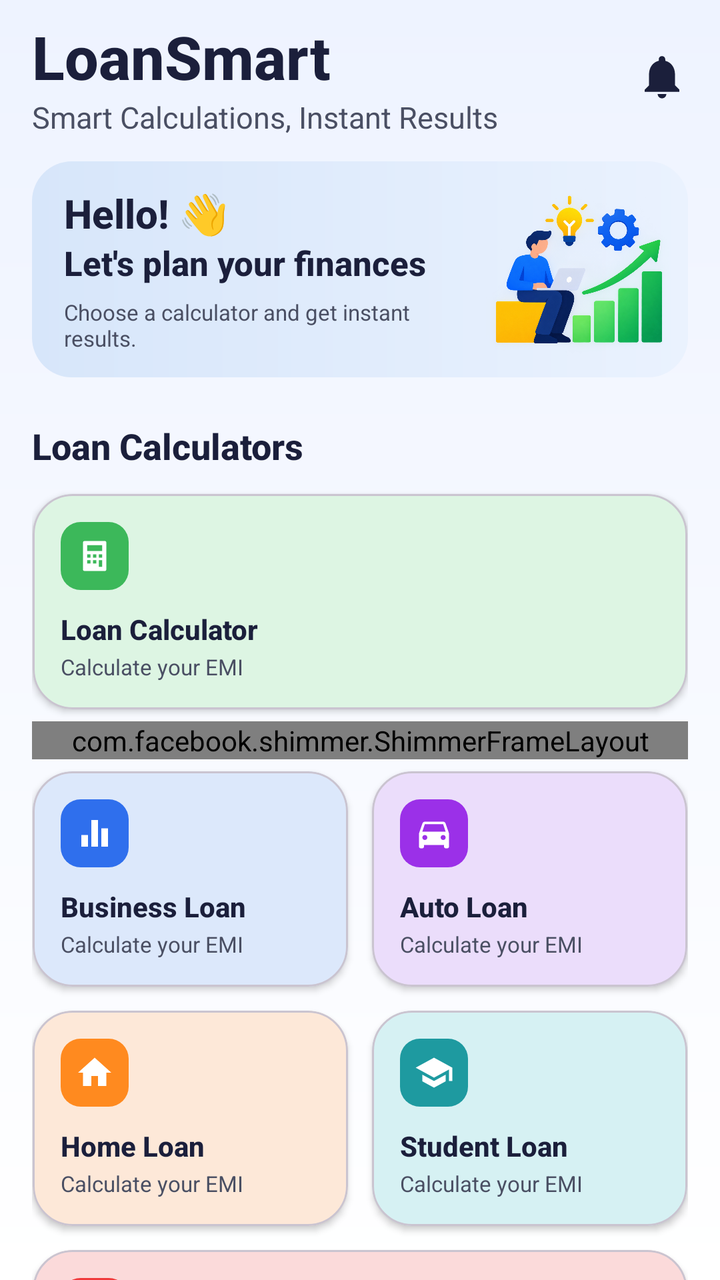
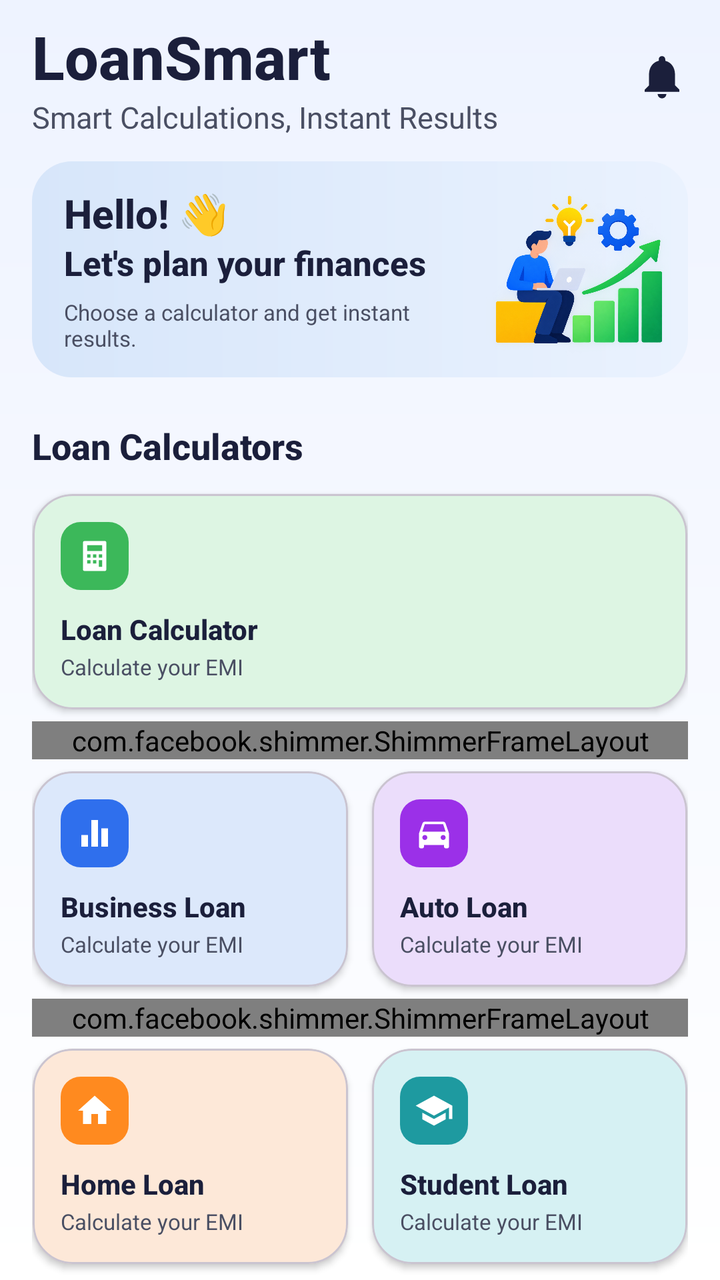

Compare the two renders of this Android layout. The source of the first and the diff that turns it into the second are given below.
<!-- AndroidManifest.xml: application theme Theme.LoanSmart -->
<!-- res/layout/fragment_home.xml -->
<?xml version="1.0" encoding="utf-8"?>
<ScrollView
    xmlns:android="http://schemas.android.com/apk/res/android"
    xmlns:app="http://schemas.android.com/apk/res-auto"
    xmlns:tools="http://schemas.android.com/tools"

    android:layout_width="match_parent"
    android:layout_height="match_parent"
    android:clipToPadding="false"
    android:overScrollMode="never"
    android:scrollbars="none"
    android:background="@drawable/bg_screen">

    <LinearLayout
        android:layout_width="match_parent"
        android:layout_height="wrap_content"
        android:clipChildren="false"
        android:orientation="vertical"
        android:paddingStart="16dp"
        android:paddingTop="8dp"
        android:paddingEnd="16dp"
        android:paddingBottom="16dp">

        <RelativeLayout
            android:layout_width="match_parent"
            android:layout_height="wrap_content">

            <LinearLayout
                android:layout_width="wrap_content"
                android:layout_height="wrap_content"
                android:layout_centerVertical="true"
                android:orientation="vertical">

                <TextView
                    android:layout_width="wrap_content"
                    android:layout_height="wrap_content"
                    android:fontFamily="sans-serif-medium"
                    android:text="@string/app_name"
                    android:textColor="@color/text_dark"
                    android:textSize="30sp"
                    android:textStyle="bold" />

                <TextView
                    android:layout_width="wrap_content"
                    android:layout_height="match_parent"
                    android:text="@string/tagline"
                    android:textColor="@color/text_secondary"
                    android:textSize="15sp" />

            </LinearLayout>

            <ImageView
                android:id="@+id/imgNotification"
                android:layout_width="26dp"
                android:layout_height="26dp"
                android:layout_alignParentEnd="true"
                android:layout_centerVertical="true"
                android:contentDescription="@string/cd_notifications"
                android:src="@drawable/ic_notification" />

        </RelativeLayout>

        <LinearLayout
            android:id="@+id/heroCard"
            android:layout_width="match_parent"
            android:layout_height="wrap_content"
            android:layout_marginTop="12dp"
            android:background="@drawable/bg_hero"
            android:gravity="center_vertical"
            android:orientation="horizontal"
            android:paddingStart="16dp"
            android:paddingTop="8dp"
            android:paddingEnd="8dp"
            android:paddingBottom="8dp">

            <LinearLayout
                android:layout_width="0dp"
                android:layout_height="wrap_content"
                android:layout_weight="1"
                android:orientation="vertical">

                <TextView
                    android:layout_width="wrap_content"
                    android:layout_height="wrap_content"
                    android:fontFamily="sans-serif-medium"
                    android:text="@string/hello"
                    android:textColor="@color/text_dark"
                    android:textSize="20sp"
                    android:textStyle="bold" />

                <TextView
                    android:layout_width="wrap_content"
                    android:layout_height="wrap_content"
                    android:fontFamily="sans-serif-medium"
                    android:text="@string/hero_title"
                    android:textColor="@color/text_dark"
                    android:textSize="17sp"
                    android:textStyle="bold" />

                <TextView
                    android:layout_width="wrap_content"
                    android:layout_height="wrap_content"
                    android:layout_marginTop="6dp"
                    android:text="@string/hero_sub"
                    android:textColor="@color/text_secondary"
                    android:textSize="11sp" />

            </LinearLayout>

            <ImageView
                android:layout_width="110dp"
                android:layout_height="92dp"
                android:contentDescription="@string/cd_illustration"
                android:scaleType="fitEnd"
                android:src="@drawable/label_ic" />

        </LinearLayout>

        <TextView
            android:layout_width="wrap_content"
            android:layout_height="wrap_content"
            android:layout_marginTop="22dp"
            android:layout_marginBottom="6dp"
            android:fontFamily="sans-serif-medium"
            android:text="@string/section_loan_calculators"
            android:textColor="@color/text_dark"
            android:textSize="18sp"
            android:textStyle="bold" />

        <LinearLayout
            android:layout_width="match_parent"
            android:layout_height="wrap_content"
            android:layout_marginStart="-6dp"
            android:layout_marginEnd="-6dp"
            android:baselineAligned="false"
            android:orientation="horizontal">


            <com.google.android.material.card.MaterialCardView
                android:id="@+id/cardLoanCalculator"
                android:layout_width="0dp"
                android:layout_height="wrap_content"
                android:layout_margin="6dp"
                android:layout_weight="1"
                android:clickable="true"
                android:focusable="true"
                android:foreground="?attr/selectableItemBackground"
                app:cardBackgroundColor="@color/card_green"
                app:cardCornerRadius="20dp"
                app:cardElevation="2dp">

                <LinearLayout
                    android:layout_width="match_parent"
                    android:layout_height="wrap_content"
                    android:orientation="vertical"
                    android:padding="14dp">

                    <FrameLayout
                        android:layout_width="34dp"
                        android:layout_height="34dp"
                        android:background="@drawable/bg_icon_box"
                        android:backgroundTint="@color/icon_green">

                        <ImageView
                            android:layout_width="20dp"
                            android:layout_height="20dp"
                            android:layout_gravity="center"
                            android:importantForAccessibility="no"
                            android:src="@drawable/ic_calculator" />

                    </FrameLayout>

                    <TextView
                        android:layout_width="wrap_content"
                        android:layout_height="wrap_content"
                        android:layout_marginTop="10dp"
                        android:fontFamily="sans-serif-medium"
                        android:text="@string/loan_calculator"
                        android:textColor="@color/text_dark"
                        android:textSize="14sp"
                        android:textStyle="bold" />

                    <TextView
                        android:layout_width="wrap_content"
                        android:layout_height="wrap_content"
                        android:layout_marginTop="2dp"
                        android:text="@string/calculate_emi"
                        android:textColor="@color/text_secondary"
                        android:textSize="11sp" />

                </LinearLayout>

            </com.google.android.material.card.MaterialCardView>

        </LinearLayout>

        <FrameLayout
            android:id="@+id/setting_native_layout"
            android:layout_width="match_parent"
            android:layout_height="wrap_content">

            <include
                android:id="@+id/native_shimmer_layout"
                layout="@layout/shimmer_native_medium" />

        </FrameLayout>
        <LinearLayout
            android:layout_width="match_parent"
            android:layout_height="wrap_content"
            android:layout_marginStart="-6dp"
            android:layout_marginEnd="-6dp"
            android:baselineAligned="false"
            android:orientation="horizontal">

            <com.google.android.material.card.MaterialCardView
                 android:id="@+id/cardBusinessLoan"
                 android:layout_width="0dp"
                 android:layout_height="wrap_content"
                 android:layout_margin="6dp"
                 android:layout_weight="1"
                 android:clickable="true"
                 android:focusable="true"
                 android:foreground="?attr/selectableItemBackground"
                 app:cardBackgroundColor="@color/card_blue"
                 app:cardCornerRadius="20dp"
                 app:cardElevation="2dp">

                 <LinearLayout

                     android:layout_width="match_parent"
                     android:layout_height="wrap_content"
                     android:orientation="vertical"
                     android:padding="14dp">

                     <FrameLayout
                         android:layout_width="34dp"
                         android:layout_height="34dp"
                         android:background="@drawable/bg_icon_box"
                         android:backgroundTint="@color/icon_blue">

                         <ImageView
                             android:layout_width="20dp"
                             android:layout_height="20dp"
                             android:layout_gravity="center"
                             android:importantForAccessibility="no"
                             android:src="@drawable/ic_business" />

                     </FrameLayout>

                     <TextView
                         android:layout_width="wrap_content"
                         android:layout_height="wrap_content"
                         android:layout_marginTop="10dp"
                         android:fontFamily="sans-serif-medium"
                         android:text="@string/business_loan"
                         android:textColor="@color/text_dark"
                         android:textSize="14sp"
                         android:textStyle="bold" />

                     <TextView
                         android:layout_width="wrap_content"
                         android:layout_height="wrap_content"
                         android:layout_marginTop="2dp"
                         android:text="@string/calculate_emi"
                         android:textColor="@color/text_secondary"
                         android:textSize="11sp" />

                 </LinearLayout>

             </com.google.android.material.card.MaterialCardView>

            <com.google.android.material.card.MaterialCardView
                android:id="@+id/cardAutoLoan"
                android:layout_width="0dp"
                android:layout_height="wrap_content"
                android:layout_margin="6dp"
                android:layout_weight="1"
                android:clickable="true"
                android:focusable="true"
                android:foreground="?attr/selectableItemBackground"
                app:cardBackgroundColor="@color/card_purple"
                app:cardCornerRadius="20dp"
                app:cardElevation="2dp">

                <LinearLayout
                    android:layout_width="match_parent"
                    android:layout_height="wrap_content"
                    android:orientation="vertical"
                    android:padding="14dp">

                    <FrameLayout
                        android:layout_width="34dp"
                        android:layout_height="34dp"
                        android:background="@drawable/bg_icon_box"
                        android:backgroundTint="@color/icon_purple">

                        <ImageView
                            android:layout_width="20dp"
                            android:layout_height="20dp"
                            android:layout_gravity="center"
                            android:importantForAccessibility="no"
                            android:src="@drawable/ic_car" />

                    </FrameLayout>

                    <TextView
                        android:layout_width="wrap_content"
                        android:layout_height="wrap_content"
                        android:layout_marginTop="10dp"
                        android:fontFamily="sans-serif-medium"
                        android:text="@string/auto_loan"
                        android:textColor="@color/text_dark"
                        android:textSize="14sp"
                        android:textStyle="bold" />

                    <TextView
                        android:layout_width="wrap_content"
                        android:layout_height="wrap_content"
                        android:layout_marginTop="2dp"
                        android:text="@string/calculate_emi"
                        android:textColor="@color/text_secondary"
                        android:textSize="11sp" />

                </LinearLayout>

            </com.google.android.material.card.MaterialCardView>

        </LinearLayout>

        <LinearLayout
            android:layout_width="match_parent"
            android:layout_height="wrap_content"
            android:layout_marginStart="-6dp"
            android:layout_marginEnd="-6dp"
            android:baselineAligned="false"
            android:orientation="horizontal">


            <com.google.android.material.card.MaterialCardView
                android:id="@+id/cardHomeLoan"
                android:layout_width="0dp"
                android:layout_height="wrap_content"
                android:layout_margin="6dp"
                android:layout_weight="1"
                android:clickable="true"
                android:focusable="true"
                android:foreground="?attr/selectableItemBackground"
                app:cardBackgroundColor="@color/card_orange"
                app:cardCornerRadius="20dp"
                app:cardElevation="2dp">

                <LinearLayout
                    android:layout_width="match_parent"
                    android:layout_height="wrap_content"
                    android:orientation="vertical"
                    android:padding="14dp">

                    <FrameLayout
                        android:layout_width="34dp"
                        android:layout_height="34dp"
                        android:background="@drawable/bg_icon_box"
                        android:backgroundTint="@color/icon_orange">

                        <ImageView
                            android:layout_width="20dp"
                            android:layout_height="20dp"
                            android:layout_gravity="center"
                            android:importantForAccessibility="no"
                            android:src="@drawable/ic_home" />

                    </FrameLayout>

                    <TextView
                        android:layout_width="wrap_content"
                        android:layout_height="wrap_content"
                        android:layout_marginTop="10dp"
                        android:fontFamily="sans-serif-medium"
                        android:text="@string/home_loan"
                        android:textColor="@color/text_dark"
                        android:textSize="14sp"
                        android:textStyle="bold" />

                    <TextView
                        android:layout_width="wrap_content"
                        android:layout_height="wrap_content"
                        android:layout_marginTop="2dp"
                        android:text="@string/calculate_emi"
                        android:textColor="@color/text_secondary"
                        android:textSize="11sp" />

                </LinearLayout>

            </com.google.android.material.card.MaterialCardView>

            <com.google.android.material.card.MaterialCardView
                android:id="@+id/cardStudentLoan"
                android:layout_width="0dp"
                android:layout_height="wrap_content"
                android:layout_margin="6dp"
                android:layout_weight="1"
                android:clickable="true"
                android:focusable="true"
                android:foreground="?attr/selectableItemBackground"
                app:cardBackgroundColor="@color/card_teal"
                app:cardCornerRadius="20dp"
                app:cardElevation="2dp">

                <LinearLayout
                    android:layout_width="match_parent"
                    android:layout_height="wrap_content"
                    android:orientation="vertical"
                    android:padding="14dp">

                    <FrameLayout
                        android:layout_width="34dp"
                        android:layout_height="34dp"
                        android:background="@drawable/bg_icon_box"
                        android:backgroundTint="@color/icon_teal">

                        <ImageView
                            android:layout_width="20dp"
                            android:layout_height="20dp"
                            android:layout_gravity="center"
                            android:importantForAccessibility="no"
                            android:src="@drawable/ic_school" />

                    </FrameLayout>

                    <TextView
                        android:layout_width="wrap_content"
                        android:layout_height="wrap_content"
                        android:layout_marginTop="10dp"
                        android:fontFamily="sans-serif-medium"
                        android:text="@string/student_loan"
                        android:textColor="@color/text_dark"
                        android:textSize="14sp"
                        android:textStyle="bold" />

                    <TextView
                        android:layout_width="wrap_content"
                        android:layout_height="wrap_content"
                        android:layout_marginTop="2dp"
                        android:text="@string/calculate_emi"
                        android:textColor="@color/text_secondary"
                        android:textSize="11sp" />

                </LinearLayout>

            </com.google.android.material.card.MaterialCardView>

        </LinearLayout>

        <LinearLayout
            android:layout_width="match_parent"
            android:layout_height="wrap_content"
            android:layout_marginStart="-6dp"
            android:layout_marginEnd="-6dp"
            android:baselineAligned="false"
            android:orientation="horizontal">

            <com.google.android.material.card.MaterialCardView
                android:id="@+id/cardLoanFreedom"
                android:layout_width="0dp"
                android:layout_height="wrap_content"
                android:layout_margin="6dp"
                android:layout_weight="1"
                android:clickable="true"
                android:focusable="true"
                android:foreground="?attr/selectableItemBackground"
                app:cardBackgroundColor="@color/card_red"
                app:cardCornerRadius="20dp"
                app:cardElevation="2dp">

                <LinearLayout
                    android:layout_width="match_parent"
                    android:layout_height="wrap_content"
                    android:orientation="vertical"
                    android:padding="14dp">

                    <FrameLayout
                        android:layout_width="34dp"
                        android:layout_height="34dp"
                        android:background="@drawable/bg_icon_box"
                        android:backgroundTint="@color/icon_red">

                        <ImageView
                            android:layout_width="20dp"
                            android:layout_height="20dp"
                            android:layout_gravity="center"
                            android:importantForAccessibility="no"
                            android:src="@drawable/ic_timer" />

                    </FrameLayout>

                    <TextView
                        android:layout_width="wrap_content"
                        android:layout_height="wrap_content"
                        android:layout_marginTop="10dp"
                        android:fontFamily="sans-serif-medium"
                        android:text="@string/loan_freedom"
                        android:textColor="@color/text_dark"
                        android:textSize="14sp"
                        android:textStyle="bold" />

                    <TextView
                        android:layout_width="wrap_content"
                        android:layout_height="wrap_content"
                        android:layout_marginTop="2dp"
                        android:text="@string/countdown_calculator"
                        android:textColor="@color/text_secondary"
                        android:textSize="11sp" />

                </LinearLayout>

            </com.google.android.material.card.MaterialCardView>

        </LinearLayout>

    </LinearLayout>

</ScrollView>
<!-- res/layout/shimmer_native_medium.xml (included above) -->
<?xml version="1.0" encoding="utf-8"?>
<androidx.appcompat.widget.LinearLayoutCompat xmlns:android="http://schemas.android.com/apk/res/android"
    xmlns:app="http://schemas.android.com/apk/res-auto"
    xmlns:tools="http://schemas.android.com/tools"
    android:layout_width="match_parent"
    android:layout_height="wrap_content">

    <com.facebook.shimmer.ShimmerFrameLayout
        android:id="@+id/nativeShimmerLayout"
        android:layout_width="match_parent"
        android:layout_height="wrap_content"
        app:shimmer_auto_start="true"
        app:shimmer_base_color="@color/grey">

        <androidx.cardview.widget.CardView
            android:layout_width="match_parent"
            android:layout_height="match_parent"
            app:cardBackgroundColor="@color/grey"
            app:cardCornerRadius="@dimen/_10sdp"
            app:cardElevation="0dp">

            <androidx.appcompat.widget.LinearLayoutCompat
                android:layout_width="match_parent"
                android:layout_height="wrap_content"
                android:orientation="horizontal"
                android:padding="@dimen/_5sdp">

                <androidx.appcompat.widget.LinearLayoutCompat
                    android:layout_width="wrap_content"
                    android:layout_height="wrap_content"
                    android:orientation="vertical">

                    <androidx.appcompat.widget.AppCompatTextView
                        android:layout_width="@dimen/_14sdp"
                        android:layout_height="@dimen/_14sdp"
                        android:background="@drawable/ads_icon"
                        android:gravity="center"
                        android:text="@string/ad"
                        android:textColor="@color/white"
                        android:textSize="10sp"
                        tools:ignore="SmallSp" />

                    <androidx.cardview.widget.CardView
                        android:layout_width="@dimen/_150sdp"
                        android:layout_height="@dimen/_110sdp"
                        android:layout_marginTop="@dimen/_5sdp"
                        app:cardBackgroundColor="@color/lightTransparent"
                        app:cardCornerRadius="@dimen/_8sdp"
                        app:cardElevation="0dp">

                    </androidx.cardview.widget.CardView>

                </androidx.appcompat.widget.LinearLayoutCompat>

                <androidx.appcompat.widget.LinearLayoutCompat
                    android:layout_width="match_parent"
                    android:layout_height="match_parent"
                    android:layout_marginStart="@dimen/_5sdp"
                    android:orientation="vertical">

                    <androidx.appcompat.widget.LinearLayoutCompat
                        android:layout_width="match_parent"
                        android:layout_height="0dp"
                        android:layout_weight="1"
                        android:orientation="vertical"
                        android:visibility="visible">

                        <androidx.appcompat.widget.LinearLayoutCompat
                            android:layout_width="match_parent"
                            android:layout_height="wrap_content"
                            android:orientation="horizontal"
                            android:visibility="visible"
                            tools:ignore="UseCompoundDrawables">

                            <androidx.appcompat.widget.AppCompatImageView
                                android:layout_width="@dimen/_30sdp"
                                android:layout_height="@dimen/_30sdp"
                                android:layout_marginHorizontal="@dimen/_5sdp"
                                android:background="@color/lightTransparent"
                                tools:ignore="ContentDescription" />

                            <androidx.appcompat.widget.AppCompatTextView
                                android:layout_width="match_parent"
                                android:layout_height="wrap_content"
                                android:layout_gravity="center_vertical"
                                android:background="@color/lightTransparent"
                                android:ellipsize="end"
                                android:fontFamily="@font/poppins_bold"
                                android:maxLines="1"
                                android:textSize="13sp" />

                        </androidx.appcompat.widget.LinearLayoutCompat>

                        <androidx.appcompat.widget.AppCompatTextView
                            android:layout_width="match_parent"
                            android:layout_height="wrap_content"
                            android:layout_marginTop="@dimen/_10sdp"
                            android:background="@color/lightTransparent"
                            android:ellipsize="end"
                            android:fontFamily="@font/poppins_medium"
                            android:maxLines="2"
                            android:textColor="@color/white"
                            android:textSize="11sp" />

                        <androidx.appcompat.widget.AppCompatTextView
                            android:layout_width="match_parent"
                            android:layout_height="wrap_content"
                            android:layout_marginTop="@dimen/_3sdp"
                            android:layout_marginEnd="@dimen/_25sdp"
                            android:background="@color/lightTransparent"
                            android:ellipsize="end"
                            android:fontFamily="@font/poppins_medium"
                            android:maxLines="2"
                            android:textColor="@color/white"
                            android:textSize="11sp" />

                        <androidx.appcompat.widget.AppCompatTextView
                            android:layout_width="match_parent"
                            android:layout_height="wrap_content"
                            android:layout_marginTop="@dimen/_3sdp"
                            android:layout_marginEnd="@dimen/_45sdp"
                            android:background="@color/lightTransparent"
                            android:ellipsize="end"
                            android:fontFamily="@font/poppins_medium"
                            android:maxLines="2"
                            android:textColor="@color/white"
                            android:textSize="11sp" />

                    </androidx.appcompat.widget.LinearLayoutCompat>

                    <androidx.appcompat.widget.LinearLayoutCompat
                        android:layout_width="match_parent"
                        android:layout_height="@dimen/_30sdp"
                        android:layout_gravity="bottom"
                        android:background="@drawable/info_btn"
                        android:backgroundTint="@color/lightTransparent"
                        android:gravity="center" />

                </androidx.appcompat.widget.LinearLayoutCompat>

            </androidx.appcompat.widget.LinearLayoutCompat>

        </androidx.cardview.widget.CardView>

    </com.facebook.shimmer.ShimmerFrameLayout>

</androidx.appcompat.widget.LinearLayoutCompat>
<!-- resources referenced by this layout -->
<resources>
  <color name="card_blue">#DCE8FB</color>
  <color name="card_green">#DDF5E3</color>
  <color name="card_orange">#FDE8D8</color>
  <color name="card_purple">#EBDDFB</color>
  <color name="card_red">#FBDADA</color>
  <color name="card_teal">#D6F1F3</color>
  <color name="grey">#888</color>
  <color name="icon_blue">#2F6FED</color>
  <color name="icon_green">#3CB85A</color>
  <color name="icon_orange">#FF8A1F</color>
  <color name="icon_purple">#9B30E8</color>
  <color name="icon_red">#F0393B</color>
  <color name="icon_teal">#1E9AA0</color>
  <color name="lightTransparent">#16000000</color>
  <color name="text_dark">#1B1F3B</color>
  <color name="text_secondary">#4A4F63</color>
  <color name="white">#FFFFFF</color>
  <!-- drawable ads_icon (drawable) -->
  <?xml version="1.0" encoding="utf-8"?>
  <shape xmlns:android="http://schemas.android.com/apk/res/android">
      <solid android:color="#0E204A" />
      <corners android:radius="16dp" />
  </shape>
  <!-- drawable bg_hero (drawable) -->
  <?xml version="1.0" encoding="utf-8"?>
  <shape xmlns:android="http://schemas.android.com/apk/res/android">
      <gradient
          android:angle="0"
          android:endColor="@color/hero_end"
          android:startColor="@color/hero_start" />
      <corners android:radius="20dp" />
  </shape>
  <!-- drawable bg_icon_box (drawable) -->
  <?xml version="1.0" encoding="utf-8"?>
  <shape xmlns:android="http://schemas.android.com/apk/res/android">
      <solid android:color="@color/white" />
      <corners android:radius="10dp" />
  </shape>
  <!-- drawable bg_screen (drawable) -->
  <?xml version="1.0" encoding="utf-8"?>
  <shape xmlns:android="http://schemas.android.com/apk/res/android">
      <gradient
          android:angle="270"
          android:endColor="@color/bg_bottom"
          android:startColor="@color/bg_top" />
  </shape>
  <!-- drawable ic_home (drawable) -->
  <?xml version="1.0" encoding="utf-8"?>
  <vector xmlns:android="http://schemas.android.com/apk/res/android"
      android:width="24dp"
      android:height="24dp"
      android:viewportWidth="24"
      android:viewportHeight="24">
      <path
          android:fillColor="#FFFFFF"
          android:pathData="M12,3L2,12H5V20H10V14H14V20H19V12H22Z" />
  </vector>
  <!-- drawable info_btn (drawable) -->
  <?xml version="1.0" encoding="utf-8"?>
  <selector xmlns:android="http://schemas.android.com/apk/res/android">
      <item>
          <shape android:shape="rectangle">
              <solid android:color="@color/blue" />
              <corners android:radius="25dp" />
          </shape>
      </item>
  </selector>
  <string name="ad">Ad</string>
  <string name="app_name">LoanSmart</string>
  <string name="auto_loan">Auto Loan</string>
  <string name="business_loan">Business Loan</string>
  <string name="calculate_emi">Calculate your EMI</string>
  <string name="cd_illustration">Illustration</string>
  <string name="cd_notifications">Notifications</string>
  <string name="countdown_calculator">Countdown Calculator</string>
  <string name="hello">Hello! 👋</string>
  <string name="hero_sub">Choose a calculator and get instant results.</string>
  <string name="hero_title">Let\'s plan your finances</string>
  <string name="home_loan">Home Loan</string>
  <string name="loan_calculator">Loan Calculator</string>
  <string name="loan_freedom">Loan Freedom</string>
  <string name="section_loan_calculators">Loan Calculators</string>
  <string name="student_loan">Student Loan</string>
  <string name="tagline">Smart Calculations, Instant Results</string>
  <color name="hero_end">#EAF2FE</color>
  <color name="hero_start">#D7E6FA</color>
  <color name="bg_bottom">#FFFFFF</color>
  <color name="bg_top">#EEF3FF</color>
  <color name="blue">#2287F6</color>
  <color name="primary_blue">#1F6FEB</color>
</resources>

<!-- the commit's change to res/layout/fragment_home.xml (unified diff, before → after) -->
@@ -327,6 +327,17 @@
 
         </LinearLayout>
 
+        <FrameLayout
+            android:id="@+id/setting_native_layout"
+            android:layout_width="match_parent"
+            android:layout_height="wrap_content">
+
+            <include
+                android:id="@+id/native_shimmer_layout"
+                layout="@layout/shimmer_native_medium" />
+
+        </FrameLayout>
+
         <LinearLayout
             android:layout_width="match_parent"
             android:layout_height="wrap_content"
